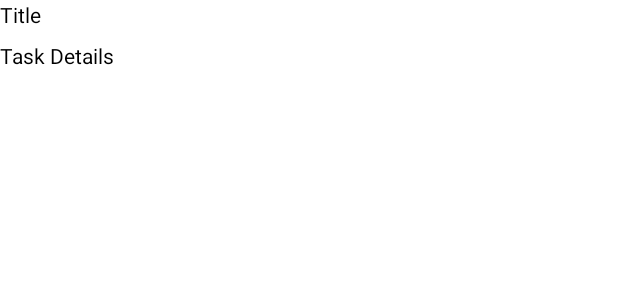
After one commit to oyeraghib/TaskMe-App, an Android app: the layout list_item_task.xml on its own in the app's theme, with its tools: preview values and no code run, on a phone screen of 412 x 824 dp. The commit adds this screen. Shown: the top 300 px of the screen. Run offline under Robolectric (Android 15) with nearby library versions, the phone set to English and light mode, and no system bars.

Commit message:
add recycler view for list of task

```diff
--- a/app/src/main/java/com/example/taskme/MainActivity.kt
+++ b/app/src/main/java/com/example/taskme/MainActivity.kt
@@ -16,8 +16,6 @@ class MainActivity : AppCompatActivity() {
     }
 
     override fun onSupportNavigateUp(): Boolean {
-
-        val navController = findNavController(R.id.nav_host_fragment)
-        return navController.navigateUp() || super.onSupportNavigateUp()
+        return NavigationUI.navigateUp(Navigation.findNavController(this, R.id.nav_host_fragment), null)
     }
 }
--- a/app/src/main/res/layout/fragment_task_add.xml
+++ b/app/src/main/res/layout/fragment_task_add.xml
@@ -4,7 +4,7 @@
     xmlns:tools="http://schemas.android.com/tools"
     android:layout_width="match_parent"
     android:layout_height="match_parent"
-    tools:context=".ui.TaskAddFragment"
+    tools:context=".ui.add.TaskAddFragment"
     android:orientation="vertical"
     android:padding="16dp"
     >
--- a/app/src/main/res/layout/fragment_task_home.xml
+++ b/app/src/main/res/layout/fragment_task_home.xml
@@ -3,7 +3,7 @@
     xmlns:tools="http://schemas.android.com/tools"
     android:layout_width="match_parent"
     android:layout_height="match_parent"
-    tools:context=".ui.TaskHomeFragment"
+    tools:context=".ui.home.TaskHomeFragment"
     android:orientation="vertical"
     >
 
--- /dev/null
+++ b/app/src/main/res/layout/list_item_task.xml
@@ -0,0 +1,26 @@
+<?xml version="1.0" encoding="utf-8"?>
+<LinearLayout xmlns:android="http://schemas.android.com/apk/res/android"
+    android:orientation="vertical"
+    android:layout_width="match_parent"
+    android:layout_height="wrap_content"
+    xmlns:tools="http://schemas.android.com/tools"
+    xmlns:app="http://schemas.android.com/apk/res-auto"
+    >
+
+  <TextView
+    android:id="@+id/tvTitle"
+      android:layout_width="wrap_content"
+      android:layout_height="wrap_content"
+    android:text="Title"
+      android:textColor="@color/black"/>
+
+
+  <TextView
+      android:id="@+id/tvTask"
+      android:layout_width="wrap_content"
+      android:layout_height="wrap_content"
+      android:text="Task Details"
+      android:layout_marginTop="8dp"
+      android:textColor="@color/black"/>
+
+</LinearLayout>
--- a/app/src/main/res/navigation/navigation_task.xml
+++ b/app/src/main/res/navigation/navigation_task.xml
@@ -7,7 +7,7 @@
 
   <fragment
       android:id="@+id/taskHomeFragment"
-      android:name="com.example.taskme.ui.TaskHomeFragment"
+      android:name="com.example.taskme.ui.home.TaskHomeFragment"
       android:label="My Tasks"
       tools:layout="@layout/fragment_task_home" >
     <action
@@ -16,7 +16,7 @@
   </fragment>
   <fragment
       android:id="@+id/taskAddFragment"
-      android:name="com.example.taskme.ui.TaskAddFragment"
+      android:name="com.example.taskme.ui.add.TaskAddFragment"
       android:label="Add Tasks"
       tools:layout="@layout/fragment_task_add" >
     <action
```
Also changed, not shown: app/src/main/java/com/example/taskme/ui/add/TaskAddFragment.kt (renamed from app/src/main/java/com/example/taskme/ui/TaskAddFragment.kt, +2 -7 lines), app/src/main/java/com/example/taskme/ui/home/TaskHomeFragment.kt (renamed from app/src/main/java/com/example/taskme/ui/TaskHomeFragment.kt, +21 -4 lines), app/src/main/java/com/example/taskme/ui/home/TaskRecyclerAdapter.kt (added, +52 -0 lines), app/src/main/java/com/example/taskme/viewmodel/TaskViewModel.kt (renamed from app/src/main/java/com/example/taskme/ui/TaskViewModel.kt, +5 -4 lines).
